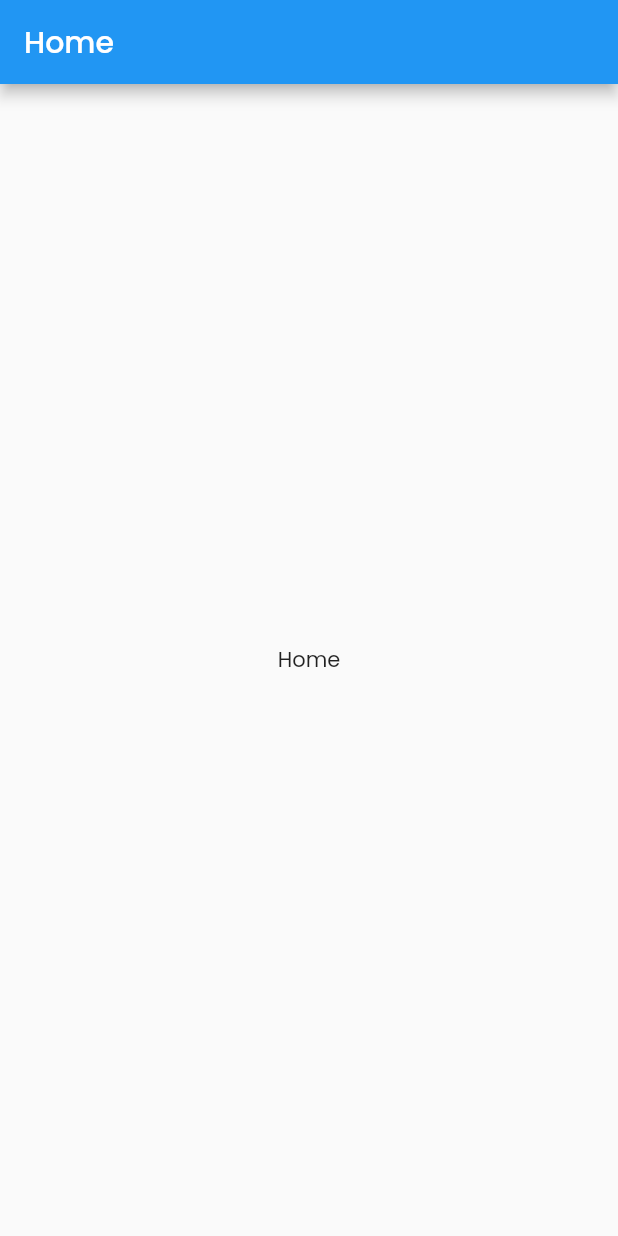
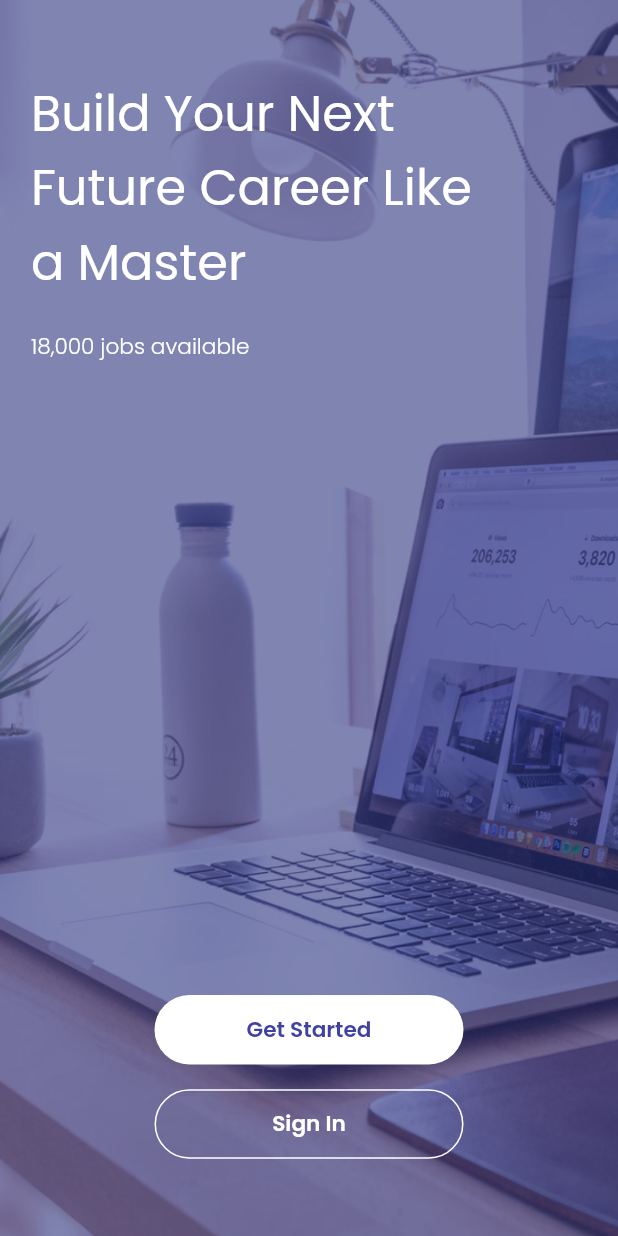
Before and after one commit to handika231/flutter_slicing_ui, a Flutter app: the screen it shows after launch, on a phone screen of 412 x 824 dp. Run offline on Flutter 3.47's test engine with Material 2 defaults, Android fonts, the phone set to English and light mode, and no system bars; our stand-ins replace google_fonts, responsive_framework.

```diff
--- a/job_application/lib/app/application.dart
+++ b/job_application/lib/app/application.dart
@@ -1,6 +1,7 @@
 import 'package:flutter/material.dart';
 import 'package:google_fonts/google_fonts.dart';
 import 'package:job_application/pages/splash_screen.dart';
+import 'package:responsive_framework/responsive_framework.dart';
 
 class Application extends StatelessWidget {
   const Application({Key? key}) : super(key: key);
@@ -8,6 +9,17 @@ class Application extends StatelessWidget {
   @override
   Widget build(BuildContext context) {
     return MaterialApp(
+      builder: (context, child) => ResponsiveWrapper.builder(
+        child,
+        maxWidth: 1200,
+        minWidth: 400,
+        defaultScale: true,
+        breakpoints: [
+          const ResponsiveBreakpoint.resize(480, name: MOBILE),
+          const ResponsiveBreakpoint.resize(768, name: TABLET),
+          const ResponsiveBreakpoint.resize(1200, name: DESKTOP),
+        ],
+      ),
       debugShowCheckedModeBanner: false,
       title: 'Future Job',
       theme: ThemeData(
--- a/job_application/lib/pages/home_page.dart
+++ b/job_application/lib/pages/home_page.dart
@@ -1,4 +1,5 @@
 import 'package:flutter/material.dart';
+import 'package:job_application/config/app_style.dart';
 
 class HomePage extends StatelessWidget {
   const HomePage({Key? key}) : super(key: key);
@@ -6,12 +7,103 @@ class HomePage extends StatelessWidget {
   @override
   Widget build(BuildContext context) {
     return Scaffold(
-      appBar: AppBar(
-        title: const Text('Home'),
-      ),
-      body: const Center(
-        child: Text('Home'),
+      body: Stack(
+        children: [
+          Image.asset(
+            'assets/bg.png',
+            fit: BoxFit.cover,
+            width: double.infinity,
+            height: double.infinity,
+          ),
+          Container(
+            margin: const EdgeInsets.symmetric(vertical: 50, horizontal: 20),
+            child: Column(
+              crossAxisAlignment: CrossAxisAlignment.stretch,
+              children: const [
+                Text(
+                  '''Build Your Next\nFuture Career Like\na Master''',
+                  style: TextStyle(
+                    color: AppStyle.whiteColor,
+                    fontSize: 32,
+                  ),
+                ),
+                SizedBox(
+                  height: 20,
+                ),
+                Text(
+                  '18,000 jobs available',
+                  style: TextStyle(
+                    color: AppStyle.whiteColor,
+                    fontWeight: FontWeight.w300,
+                  ),
+                ),
+                Spacer(),
+                GetStartedWidget()
+              ],
+            ),
+          )
+        ],
       ),
     );
   }
 }
+
+class GetStartedWidget extends StatelessWidget {
+  const GetStartedWidget({
+    Key? key,
+  }) : super(key: key);
+
+  @override
+  Widget build(BuildContext context) {
+    return Column(
+      crossAxisAlignment: CrossAxisAlignment.center,
+      children: [
+        Container(
+          alignment: Alignment.center,
+          width: 200,
+          height: 45,
+          decoration: BoxDecoration(
+            color: AppStyle.whiteColor,
+            borderRadius: BorderRadius.circular(66),
+          ),
+          child: TextButton(
+            onPressed: () {},
+            child: const Text(
+              "Get Started",
+              style: TextStyle(
+                color: AppStyle.primaryColor,
+                fontWeight: FontWeight.w600,
+              ),
+            ),
+          ),
+        ),
+        const SizedBox(
+          height: 16,
+        ),
+        Container(
+          alignment: Alignment.center,
+          width: 200,
+          height: 45,
+          decoration: BoxDecoration(
+            border: Border.all(
+              color: AppStyle.whiteColor,
+              width: 1,
+            ),
+            color: Colors.transparent,
+            borderRadius: BorderRadius.circular(66),
+          ),
+          child: TextButton(
+            onPressed: () {},
+            child: const Text(
+              "Sign In",
+              style: TextStyle(
+                color: AppStyle.whiteColor,
+                fontWeight: FontWeight.w600,
+              ),
+            ),
+          ),
+        )
+      ],
+    );
+  }
+}
--- /dev/null
+++ b/job_application/lib/pages/sign_in_page.dart
@@ -0,0 +1,10 @@
+import 'package:flutter/material.dart';
+
+class SignInPage extends StatelessWidget {
+  const SignInPage({Key? key}) : super(key: key);
+
+  @override
+  Widget build(BuildContext context) {
+    return const Scaffold();
+  }
+}
--- /dev/null
+++ b/job_application/lib/pages/sign_up_page.dart
@@ -0,0 +1,10 @@
+import 'package:flutter/material.dart';
+
+class SignUpPage extends StatelessWidget {
+  const SignUpPage({Key? key}) : super(key: key);
+
+  @override
+  Widget build(BuildContext context) {
+    return const Scaffold();
+  }
+}
--- a/job_application/lib/pages/splash_screen.dart
+++ b/job_application/lib/pages/splash_screen.dart
@@ -36,7 +36,7 @@ class _SplashScreenState extends State<SplashScreen> {
               height: 50,
             ),
             const Text(
-              'Splash Screen',
+              'Future Job',
               style: TextStyle(
                 fontSize: 32,
                 color: AppStyle.whiteColor,
```
Also changed, not shown: job_application/pubspec.yaml (+1 -6 lines), job_application/pubspec.lock.
